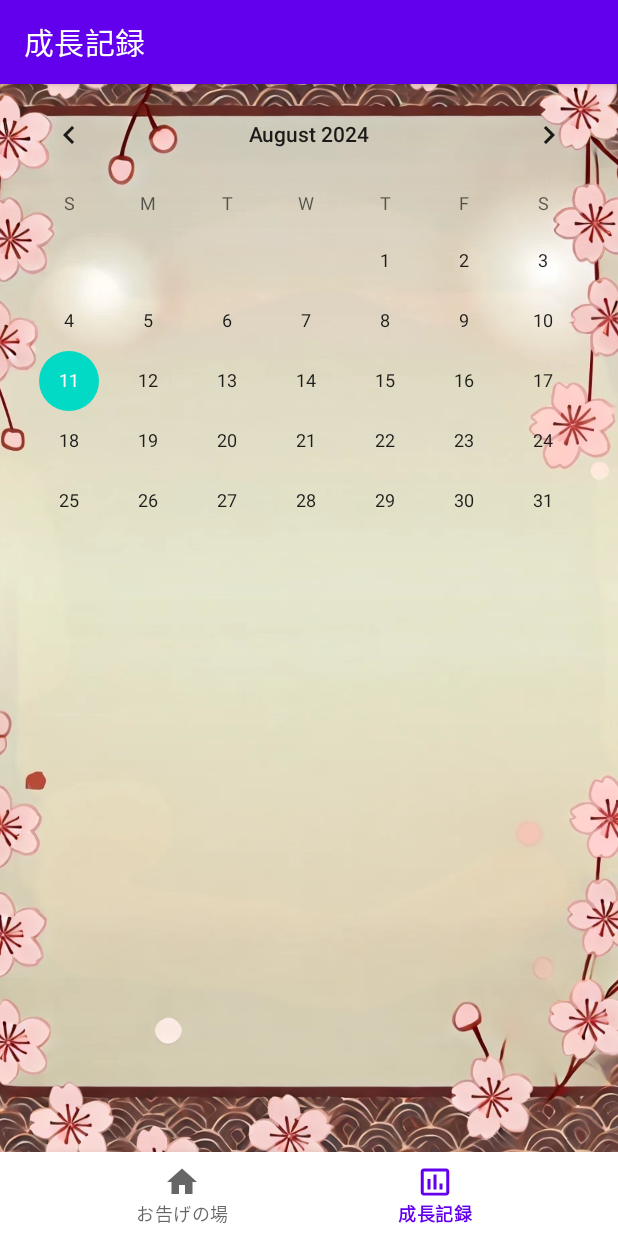
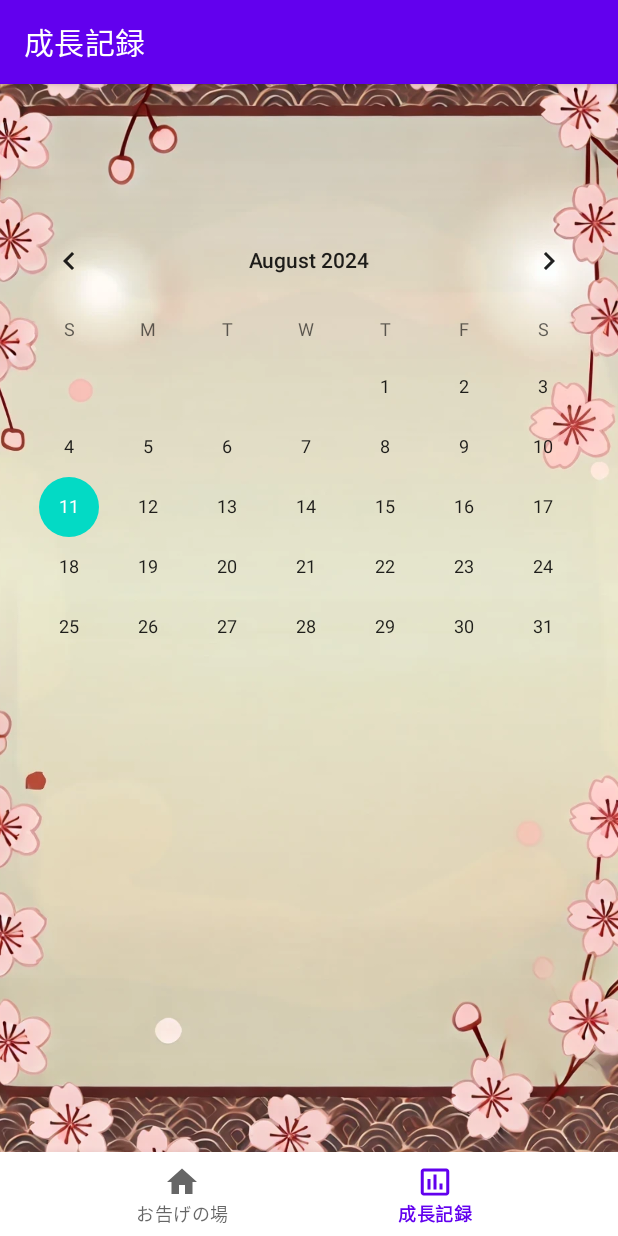
Before and after one commit to momoice/nekokami, an Android app: the DashboardFragment screen opened through its navigation route, on a phone screen of 412 x 824 dp. Run offline under Robolectric (Android 15) with nearby library versions, the phone set to English and light mode, and no system bars; our stand-ins replace navigation-ui.

Commit message:
画面編集 カレンダー完成

```diff
--- a/app/src/main/java/com/example/nekokami/ui/home/HomeFragment.kt
+++ b/app/src/main/java/com/example/nekokami/ui/home/HomeFragment.kt
@@ -177,9 +177,9 @@
 
     private fun saveFeedback(feedback: String) {
         val sharedPrefs = requireActivity().getPreferences(Context.MODE_PRIVATE)
-        val today = SimpleDateFormat("yyyyMMdd", Locale.getDefault()).format(Date())
-        val dailyTask = sharedPrefs.getString("dailyTask", "") ?: "" // 今日の課題を取得
-        val feedbackKey = "feedback_$today" // 保存キー (日付_感想)
+        val today = SimpleDateFormat("yyyy/MM/dd", Locale.getDefault()).format(Date()) // フォーマットを yyyy/MM/dd に変更
+        val dailyTask = sharedPrefs.getString("dailyTask", "") ?: ""
+        val feedbackKey = "feedback_$today"
         sharedPrefs.edit().putString(feedbackKey, "$dailyTask\n$feedback").apply()
     }
 
--- a/app/src/main/res/layout/fragment_dashboard.xml
+++ b/app/src/main/res/layout/fragment_dashboard.xml
@@ -1,5 +1,6 @@
 <?xml version="1.0" encoding="utf-8"?>
-<androidx.constraintlayout.widget.ConstraintLayout xmlns:android="http://schemas.android.com/apk/res/android"
+<androidx.constraintlayout.widget.ConstraintLayout
+    xmlns:android="http://schemas.android.com/apk/res/android"
     xmlns:app="http://schemas.android.com/apk/res-auto"
     android:layout_width="match_parent"
     android:layout_height="match_parent">
@@ -8,9 +9,11 @@
         android:id="@+id/calendarView"
         android:layout_width="0dp"
         android:layout_height="wrap_content"
-        app:layout_constraintTop_toTopOf="parent"
+        android:layout_marginTop="84dp"
+        app:layout_constraintEnd_toEndOf="parent"
+        app:layout_constraintHorizontal_bias="0.0"
         app:layout_constraintStart_toStartOf="parent"
-        app:layout_constraintEnd_toEndOf="parent" />
+        app:layout_constraintTop_toTopOf="parent" />
 
     <TextView
         android:id="@+id/textViewSelectedDate"
@@ -34,12 +37,22 @@
         app:layout_constraintEnd_toEndOf="parent" />
 
     <TextView
+        android:id="@+id/textViewCompletionStatus"
+    android:layout_width="wrap_content"
+    android:layout_height="wrap_content"
+    android:layout_marginTop="8dp"
+    android:textSize="16sp"
+    app:layout_constraintTop_toBottomOf="@id/textViewTask"
+    app:layout_constraintStart_toStartOf="parent"
+    app:layout_constraintEnd_toEndOf="parent" />
+
+    <TextView
         android:id="@+id/textViewFeedback"
         android:layout_width="wrap_content"
         android:layout_height="wrap_content"
         android:layout_marginTop="8dp"
         android:textSize="16sp"
-        app:layout_constraintTop_toBottomOf="@id/textViewTask"
+        app:layout_constraintTop_toBottomOf="@id/textViewCompletionStatus"
         app:layout_constraintStart_toStartOf="parent"
         app:layout_constraintEnd_toEndOf="parent" />
 
```
Also changed, not shown: app/src/main/java/com/example/nekokami/ui/dashboard/DashboardFragment.kt (+14 -2 lines).
